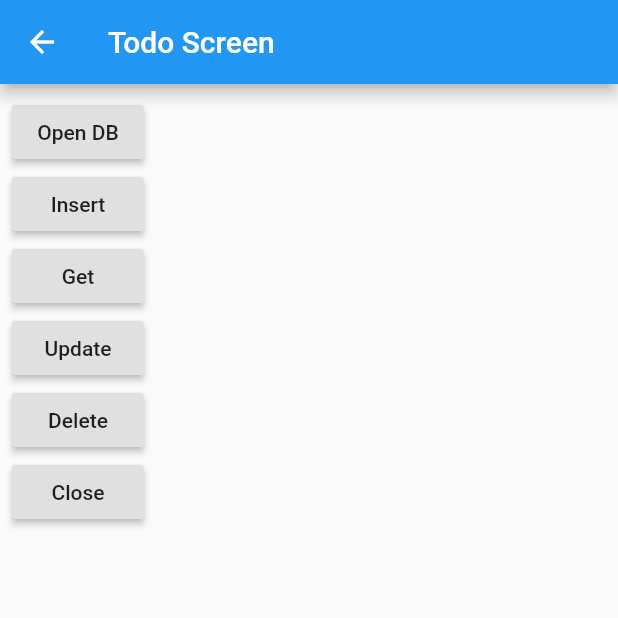
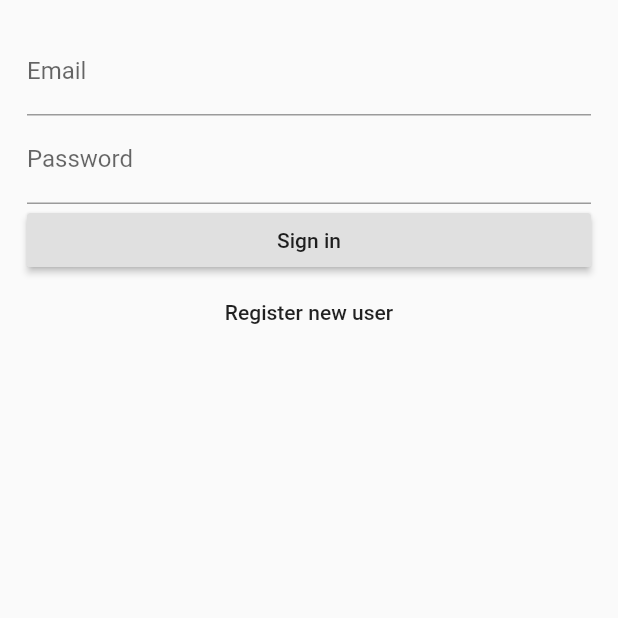
Before and after one commit to ttaitana/lab01, a Flutter app: the screen it shows after launch, on a phone screen of 412 x 824 dp, the top half of it. Run offline on Flutter 3.47's test engine with Material 2 defaults, Android fonts, the phone set to English and light mode, and no system bars; our stand-ins replace datetime_picker_formfield, firebase_auth, image_picker, sqflite; accounts and stored records are empty.

Commit message:
firebase auth

```diff
--- a/lib/main.dart
+++ b/lib/main.dart
@@ -4,6 +4,9 @@ import './ui/second_screen.dart';
 import './ui/my_custom_form.dart';
 import './ui/listData.dart';
 import './ui/todoScreen.dart';
+import './ui/login_screen.dart';
+import './ui/register_screen.dart';
+
 
 void main() => runApp(MyApp());
 
@@ -15,16 +18,18 @@ class MyApp extends StatelessWidget {
       title: 'Flutter Demo',
       debugShowCheckedModeBanner: false,
       theme: ThemeData(
-        primarySwatch: Colors.blue,
+        primarySwatch: Colors.purple,
       ),
       // home: MyHomePage(),
-      initialRoute: '/todo',
+      initialRoute: '/login',
       routes: {
         "/" : (context) => MyCustomForm(),
         "/second" : (context) => SecondScreen(),
         "/first" : (context) => FirstScreen(),
         "/data" : (context) => loadData(),
         "/todo" : (context) => todoScreen(),
+        "/login" : (context) => LoginScreen(),
+        "/register" : (context) => RegisterScreen(),
       },
     );
   }
--- /dev/null
+++ b/lib/ui/login_screen.dart
@@ -0,0 +1,74 @@
+import 'package:flutter/material.dart';
+import 'package:firebase_auth/firebase_auth.dart';
+
+class LoginScreen extends StatefulWidget {
+  @override
+  State<StatefulWidget> createState() {
+    // TODO: implement createState
+    return LoginScreenState();
+  }
+}
+
+class LoginScreenState extends State<LoginScreen> {
+  final _formkey = GlobalKey<FormState>();
+  FirebaseAuth auth = FirebaseAuth.instance;
+  @override
+  Widget build(BuildContext context) {
+    // TODO: implement build
+    return Scaffold(
+      body: Padding(
+        padding: EdgeInsets.all(18),
+        child: Form(
+          key: _formkey,
+          child: Column(
+            children: <Widget>[
+              TextFormField(
+                decoration: InputDecoration(labelText: 'Email'),
+                keyboardType: TextInputType.emailAddress,
+                validator: (value) {
+                  if (value.isEmpty) return "Email is required";
+                },
+              ),
+              TextFormField(
+                decoration: InputDecoration(labelText: 'Password'),
+                obscureText: true,
+                 validator: (value) {
+                  if (value.isEmpty) return "Password is required";
+                },
+              ),
+              Row(
+                children: <Widget>[
+                  Expanded(
+                    flex: 1,
+                    child: RaisedButton(
+                      child: Text("Sign in"),
+                      onPressed: () {
+                        auth.signInWithEmailAndPassword(
+                          email: "x@x.com", password: "xxxxxxxx"
+                          // email: "wannowo@gmail.com", password: "12345678"
+                        ).then((FirebaseUser user){
+                          if(user.isEmailVerified){
+                            print('to home page');
+                            Navigator.pushNamed(context, '/data');
+                          }else{
+                            print('Please check your email to vertify account');
+                          }
+                        });
+                      },
+                    ),
+                  ),
+                ],
+              ),
+              FlatButton(
+                child: Text('Register new user'),
+                onPressed: () {
+                  Navigator.pushNamed(context, "/register");
+                },
+              )
+            ],
+          ),
+        ),
+      ),
+    );
+  }
+}
--- a/pubspec.yaml
+++ b/pubspec.yaml
@@ -19,6 +19,8 @@ dependencies:
   image_picker: ^0.4.10
   http: ^0.11.3
   sqflite: ^1.1.0
+  firebase_core: ^0.2.5
+  firebase_auth: ^0.6.5
   # The following adds the Cupertino Icons font to your application.
   # Use with the CupertinoIcons class for iOS style icons.
   cupertino_icons: ^0.1.2
```
Also changed, not shown: lib/ui/register_screen.dart (added, +79 -0 lines), 3 other files.
